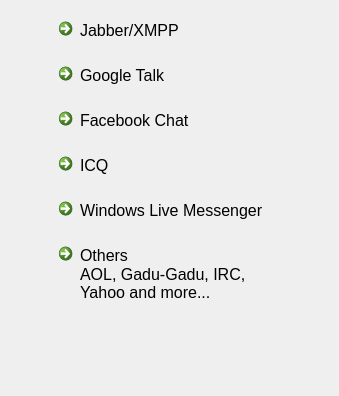
Qt form src/KCMTelepathyAccounts/simple-profile-select-widget.ui (dci-debian-kde-applications/ktp-accounts-kcm) before a commit.
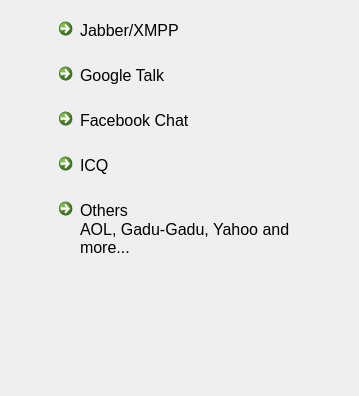
The same form after that commit. Icons and pictures are not drawn.

What changed in the file:
```diff
--- a/src/KCMTelepathyAccounts/simple-profile-select-widget.ui
+++ b/src/KCMTelepathyAccounts/simple-profile-select-widget.ui
@@ -6,7 +6,7 @@
    <rect>
     <x>0</x>
     <y>0</y>
-    <width>339</width>
+    <width>359</width>
     <height>396</height>
    </rect>
   </property>
@@ -138,30 +138,6 @@
        </property>
       </widget>
      </item>
-     <item>
-      <widget class="QCommandLinkButton" name="buttonMsn">
-       <property name="sizePolicy">
-        <sizepolicy hsizetype="Expanding" vsizetype="Minimum">
-         <horstretch>0</horstretch>
-         <verstretch>0</verstretch>
-        </sizepolicy>
-       </property>
-       <property name="text">
-        <string>Windows Live Messenger</string>
-       </property>
-       <property name="icon">
-        <iconset theme="im-msn">
-         <normaloff/>
-        </iconset>
-       </property>
-       <property name="iconSize">
-        <size>
-         <width>32</width>
-         <height>32</height>
-        </size>
-       </property>
-      </widget>
-     </item>
      <item>
       <widget class="QCommandLinkButton" name="buttonOthers">
        <property name="sizePolicy">
@@ -185,7 +161,7 @@
         </size>
        </property>
        <property name="description">
-        <string>AOL, Gadu-Gadu, IRC, Yahoo and more...</string>
+        <string>AOL, Gadu-Gadu, Yahoo and more...</string>
        </property>
       </widget>
      </item>
```
